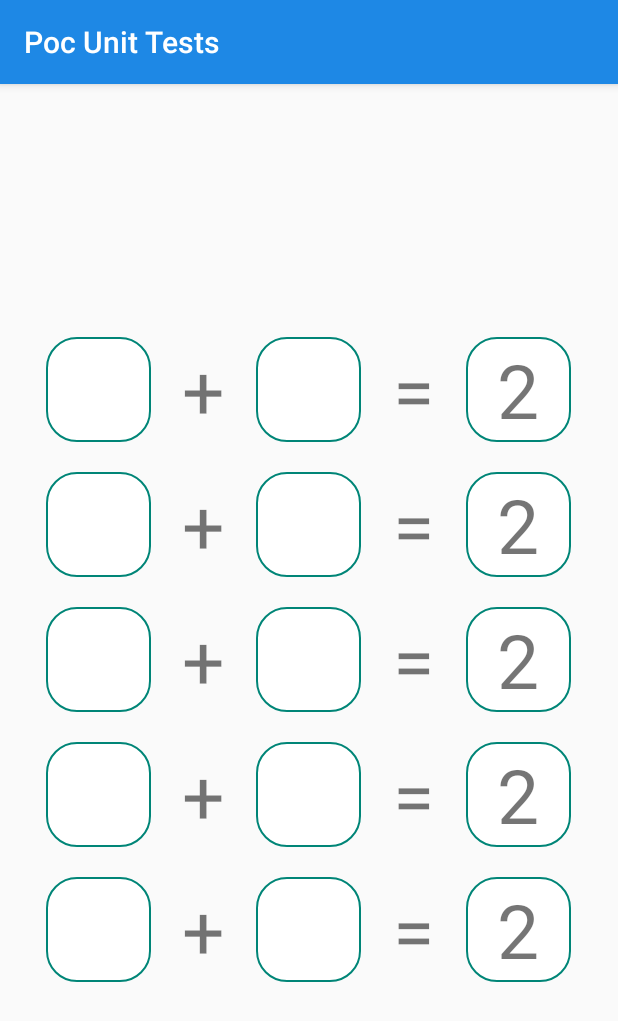
After one commit to joaogolias/poc-unit-tests-android, an Android app: the CalculatorActivity screen opened directly, with no data from a screen before it, on a phone screen of 412 x 824 dp. The commit adds this screen. Shown: the top 1021 px of the screen. Run offline under Robolectric (Android 15) with nearby library versions, the phone set to English and light mode, and no system bars.

Commit message:
added next edit text view functions

```diff
--- a/app/build.gradle
+++ b/app/build.gradle
@@ -8,7 +8,7 @@ android {
     compileSdkVersion 28
     defaultConfig {
         applicationId "com.example.joaogolias.pocunittests"
-        minSdkVersion 17
+        minSdkVersion 16
         targetSdkVersion 28
         versionCode 1
         versionName "1.0"
@@ -26,9 +26,11 @@ android {
 
 dependencies {
     implementation fileTree(dir: 'libs', include: ['*.jar'])
-    implementation"org.jetbrains.kotlin:kotlin-stdlib-jdk7:$kotlin_version"
+    implementation "org.jetbrains.kotlin:kotlin-stdlib-jdk7:$kotlin_version"
     implementation 'com.android.support:appcompat-v7:28.0.0'
     implementation 'com.android.support:design:28.0.0'
+    implementation 'androidx.appcompat:appcompat:1.0.0-alpha1'
+    implementation 'androidx.constraintlayout:constraintlayout:1.1.2'
     testImplementation 'junit:junit:4.12'
     testImplementation 'androidx.test:core:1.0.0'
     testImplementation 'org.robolectric:robolectric:4.1'
--- /dev/null
+++ b/app/src/main/java/com/example/joaogolias/pocunittests/CalculatorActivity.kt
@@ -0,0 +1,13 @@
+package com.example.joaogolias.pocunittests
+
+import androidx.appcompat.app.AppCompatActivity
+import android.os.Bundle
+
+class CalculatorActivity : AppCompatActivity() {
+
+    override fun onCreate(savedInstanceState: Bundle?) {
+        super.onCreate(savedInstanceState)
+        setContentView(R.layout.activity_calculator)
+    }
+
+}
--- /dev/null
+++ b/app/src/main/java/com/example/joaogolias/pocunittests/components/calculationCellView/CalculationCellView.kt
@@ -0,0 +1,44 @@
+package com.example.joaogolias.pocunittests.components.calculationCellView
+
+import android.content.Context
+import android.util.AttributeSet
+import android.view.LayoutInflater
+import android.widget.LinearLayout
+import com.example.joaogolias.pocunittests.R
+import com.example.joaogolias.pocunittests.components.squareInput.SquareInputView
+import kotlinx.android.synthetic.main.calculation_cell_view.view.*
+
+class CalculationCellView(context: Context, private val attrs: AttributeSet) : LinearLayout(context, attrs), SquareInputView.EditorActionListener {
+
+    init {
+        LayoutInflater.from(context).inflate(R.layout.calculation_cell_view, this, true)
+        setListeners()
+    }
+
+    private fun initializeAttributes() {
+        this.attrs?.let {
+//            val obtainStyledAttributes = context.obtainStyledAttributes(it, R.styleable.CalculationCellView, 0, 0)
+//            mNextLeftView = obtainStyledAttributes.getResourceId(R.styleable.Calcu)
+
+//            mPresenter.setValidationConfig(
+//                obtainStyledAttributes.getBoolean(R.styleable.CustomEditText_emptinessIsValid, false),
+//                obtainStyledAttributes.getString(R.styleable.CustomEditText_emptyErrorText) ?: "",
+//                obtainStyledAttributes.getInt(R.styleable.CustomEditText_minLength, 0),
+//                obtainStyledAttributes.getString(R.styleable.CustomEditText_invalidInputLengthText) ?: "",
+//                obtainStyledAttributes.getString(R.styleable.CustomEditText_requiredCharacterSet) ?: "",
+//                obtainStyledAttributes.getString(R.styleable.CustomEditText_missingCharacterErrorText) ?: "")
+//
+//            mInputType = obtainStyledAttributes.getInt(R.styleable.CustomEditText_inputType, -1)
+//            mHint = obtainStyledAttributes.getString(R.styleable.CustomEditText_hint)
+
+        }
+    }
+
+    override fun onImeActionNextKey() {
+        secondNumberSiv.editTextRequestFocus()
+    }
+
+    private fun setListeners() {
+        firstNumberSiv.setEditorActionListener(this)
+    }
+}
--- a/app/src/main/java/com/example/joaogolias/pocunittests/components/customEditText/CustomEditTextContract.kt
+++ b/app/src/main/java/com/example/joaogolias/pocunittests/components/customEditText/CustomEditTextContract.kt
@@ -9,7 +9,7 @@ interface CustomEditTextContract {
 
     interface Presenter {
         fun onViewAttached(view: View)
-        fun validate(text: String)
+        fun validate(text: String): Boolean
         fun handleEditTextFocusChange(hasFocus: Boolean, validationText: String)
         fun setValidationConfig(
             emptinessIsValid: Boolean,
--- /dev/null
+++ b/app/src/main/java/com/example/joaogolias/pocunittests/components/squareInput/SquareInputView.kt
@@ -0,0 +1,81 @@
+package com.example.joaogolias.pocunittests.components.squareInput
+
+import android.content.Context
+import android.util.AttributeSet
+import android.view.KeyEvent
+import android.view.LayoutInflater
+import android.widget.RelativeLayout
+import kotlinx.android.synthetic.main.square_input_view.view.*
+import com.example.joaogolias.pocunittests.R
+import android.view.inputmethod.EditorInfo
+import android.widget.TextView
+
+
+
+class SquareInputView(context: Context, private val attrs: AttributeSet) : RelativeLayout(context, attrs) {
+    private var mNextLeftView: Int = -1
+    private var mImeOptions: Int = -1
+
+    enum class ImeOptions(val value: Int) {
+        DONE(0),
+        NEXT(1)
+    }
+
+    interface EditorActionListener {
+        fun onImeActionNextKey()
+    }
+    private var mEditorActionListener: EditorActionListener? = null
+
+    init {
+        LayoutInflater.from(context).inflate(R.layout.square_input_view, this, true)
+        initializeAttributes()
+        initializeEditText()
+    }
+
+    private fun initializeAttributes() {
+        this.attrs?.let {
+            val obtainStyledAttributes = context.obtainStyledAttributes(it, R.styleable.SquareInputView, 0, 0)
+            mNextLeftView = obtainStyledAttributes.getResourceId(R.styleable.SquareInputView_nextLeftView, -1)
+            mImeOptions = obtainStyledAttributes.getInt(R.styleable.SquareInputView_imeOptions, -1)
+
+//            mPresenter.setValidationConfig(
+//                obtainStyledAttributes.getBoolean(R.styleable.CustomEditText_emptinessIsValid, false),
+//                obtainStyledAttributes.getString(R.styleable.CustomEditText_emptyErrorText) ?: "",
+//                obtainStyledAttributes.getInt(R.styleable.CustomEditText_minLength, 0),
+//                obtainStyledAttributes.getString(R.styleable.CustomEditText_invalidInputLengthText) ?: "",
+//                obtainStyledAttributes.getString(R.styleable.CustomEditText_requiredCharacterSet) ?: "",
+//                obtainStyledAttributes.getString(R.styleable.CustomEditText_missingCharacterErrorText) ?: "")
+//
+//            mInputType = obtainStyledAttributes.getInt(R.styleable.CustomEditText_inputType, -1)
+//            mHint = obtainStyledAttributes.getString(R.styleable.CustomEditText_hint)
+
+        }
+    }
+
+    fun setEditorActionListener(editorActionListener: EditorActionListener) {
+        mEditorActionListener = editorActionListener
+    }
+
+    private fun initializeEditText() {
+        squareInputEt.nextFocusLeftId = mNextLeftView
+
+        squareInputEt.setOnEditorActionListener(TextView.OnEditorActionListener { v, actionId, event ->
+            if (actionId == EditorInfo.IME_ACTION_NEXT) {
+                this.mEditorActionListener?.onImeActionNextKey()
+                return@OnEditorActionListener true
+            }
+            false
+            })
+
+        when(mImeOptions) {
+            0 -> squareInputEt.imeOptions = EditorInfo.IME_ACTION_DONE
+            1 -> squareInputEt.imeOptions = EditorInfo.IME_ACTION_NEXT
+            else -> squareInputEt.imeOptions = EditorInfo.IME_ACTION_DONE
+        }
+    }
+
+    fun editTextRequestFocus() {
+        this.requestFocus()
+        squareInputEt.requestFocus()
+    }
+}
--- /dev/null
+++ b/app/src/main/res/drawable/rounded_view_background.xml
@@ -0,0 +1,10 @@
+<shape
+        xmlns:android="http://schemas.android.com/apk/res/android"
+        android:shape="rectangle">
+
+    <corners android:radius="20dp" />
+    <solid android:color="@android:color/white" />
+    <stroke
+            android:width="1dip"
+            android:color="@color/colorAccent" />
+</shape>
--- /dev/null
+++ b/app/src/main/res/layout/activity_calculator.xml
@@ -0,0 +1,52 @@
+<?xml version="1.0" encoding="utf-8"?>
+<LinearLayout
+        xmlns:android="http://schemas.android.com/apk/res/android"
+        xmlns:tools="http://schemas.android.com/tools"
+        xmlns:app="http://schemas.android.com/apk/res-auto"
+        android:orientation="vertical"
+        android:layout_width="match_parent"
+        android:layout_height="match_parent"
+        android:gravity="center"
+        tools:context=".CalculatorActivity">
+
+    <com.example.joaogolias.pocunittests.components.calculationCellView.CalculationCellView
+            android:id="@+id/sum_calculation_cell"
+            android:layout_margin="@dimen/calculation_cell_margin"
+            android:layout_width="wrap_content"
+            android:layout_height="wrap_content">
+
+    </com.example.joaogolias.pocunittests.components.calculationCellView.CalculationCellView>
+
+    <com.example.joaogolias.pocunittests.components.calculationCellView.CalculationCellView
+            android:id="@+id/subtraction_calculation_cell"
+            android:layout_margin="@dimen/calculation_cell_margin"
+            android:layout_width="wrap_content"
+            android:layout_height="wrap_content">
+
+    </com.example.joaogolias.pocunittests.components.calculationCellView.CalculationCellView>
+
+    <com.example.joaogolias.pocunittests.components.calculationCellView.CalculationCellView
+            android:id="@+id/multiplication_calculation_cell"
+            android:layout_margin="@dimen/calculation_cell_margin"
+            android:layout_width="wrap_content"
+            android:layout_height="wrap_content">
+
+    </com.example.joaogolias.pocunittests.components.calculationCellView.CalculationCellView>
+
+    <com.example.joaogolias.pocunittests.components.calculationCellView.CalculationCellView
+            android:id="@+id/division_calculation_cell"
+            android:layout_margin="@dimen/calculation_cell_margin"
+            android:layout_width="wrap_content"
+            android:layout_height="wrap_content">
+
+    </com.example.joaogolias.pocunittests.components.calculationCellView.CalculationCellView>
+
+    <com.example.joaogolias.pocunittests.components.calculationCellView.CalculationCellView
+            android:id="@+id/factorial_calculation_cell"
+            android:layout_margin="@dimen/calculation_cell_margin"
+            android:layout_width="wrap_content"
+            android:layout_height="wrap_content">
+
+    </com.example.joaogolias.pocunittests.components.calculationCellView.CalculationCellView>
+
+</LinearLayout>
--- /dev/null
+++ b/app/src/main/res/layout/calculation_cell_view.xml
@@ -0,0 +1,49 @@
+<?xml version="1.0" encoding="utf-8"?>
+<LinearLayout xmlns:android="http://schemas.android.com/apk/res/android"
+              xmlns:app="http://schemas.android.com/apk/res-auto"
+              android:orientation="horizontal"
+              android:layout_width="match_parent"
+              android:layout_height="match_parent">
+    <com.example.joaogolias.pocunittests.components.squareInput.SquareInputView
+            android:id="@+id/firstNumberSiv"
+            android:layout_width="wrap_content"
+            android:layout_height="wrap_content"
+            app:nextLeftView="@+id/secondNumberSiv"
+            app:imeOptions="next">
+
+    </com.example.joaogolias.pocunittests.components.squareInput.SquareInputView>
+
+    <TextView
+            android:id="@+id/operationTv"
+            android:layout_width="@dimen/square_input_view_main_width"
+            android:layout_height="@dimen/square_input_view_main_height"
+            android:textSize="@dimen/square_input_view_text_size"
+            android:gravity="center"
+            android:text="+"/>
+
+    <com.example.joaogolias.pocunittests.components.squareInput.SquareInputView
+            android:id="@+id/secondNumberSiv"
+            android:layout_width="wrap_content"
+            android:layout_height="wrap_content"
+            app:imeOptions="done">
+
+    </com.example.joaogolias.pocunittests.components.squareInput.SquareInputView>
+
+    <TextView
+            android:id="@+id/equalsSignTv"
+            android:layout_width="@dimen/square_input_view_main_width"
+            android:layout_height="@dimen/square_input_view_main_height"
+            android:textSize="@dimen/square_input_view_text_size"
+            android:gravity="center"
+            android:text="="/>
+
+    <TextView
+            android:id="@+id/resultTv"
+            android:layout_width="@dimen/square_input_view_main_width"
+            android:layout_height="@dimen/square_input_view_main_height"
+            android:textSize="@dimen/square_input_view_text_size"
+            android:gravity="center"
+            android:background="@drawable/rounded_view_background"
+            android:text="2"/>
+
+</LinearLayout>
--- /dev/null
+++ b/app/src/main/res/layout/square_input_view.xml
@@ -0,0 +1,22 @@
+<?xml version="1.0" encoding="utf-8"?>
+<LinearLayout xmlns:android="http://schemas.android.com/apk/res/android"
+                android:orientation="vertical"
+                android:layout_width="wrap_content"
+                android:layout_height="wrap_content"
+                android:background="@drawable/rounded_view_background"
+                >
+    <EditText
+            android:id="@+id/squareInputEt"
+            android:layout_width="@dimen/square_input_view_main_width"
+            android:layout_height="@dimen/square_input_view_main_width"
+            android:gravity="center"
+            android:clickable="true"
+            android:inputType="textFilter|number"
+            android:background="@android:color/transparent"
+            android:maxLength="1"
+            android:singleLine="true"
+            android:textSize="50dp"
+            android:cursorVisible="false"
+            />
+
+</LinearLayout>
--- a/app/src/main/res/values/dimens.xml
+++ b/app/src/main/res/values/dimens.xml
@@ -6,4 +6,12 @@
     <!--Custom Edit Text-->
     <dimen name="error_text_size">15dp</dimen>
     <dimen name="show_hint_text_size">15dp</dimen>
+
+    <!--Square Input View-->
+    <dimen name="square_input_view_main_width">70dp</dimen>
+    <dimen name="square_input_view_main_height">70dp</dimen>
+    <dimen name="square_input_view_text_size">50dp</dimen>
+
+    <!--Calculation Activity-->
+    <dimen name="calculation_cell_margin">10dp</dimen>
 </resources>
```
Also changed, not shown: app/src/main/AndroidManifest.xml (+5 -2 lines), app/src/main/java/com/example/joaogolias/pocunittests/activities/login/LoginActivity.kt (+8 -2 lines), app/src/main/java/com/example/joaogolias/pocunittests/components/calculationCellView/CalculationCellViewContract.kt (added, +24 -0 lines), app/src/main/java/com/example/joaogolias/pocunittests/components/customEditText/CustomEditText.kt (+2 -6 lines), app/src/main/java/com/example/joaogolias/pocunittests/components/customEditText/CustomEditTextPresenter.kt (+10 -8 lines), app/src/main/res/values/attrs.xml (+18 -0 lines), 2 other files.
